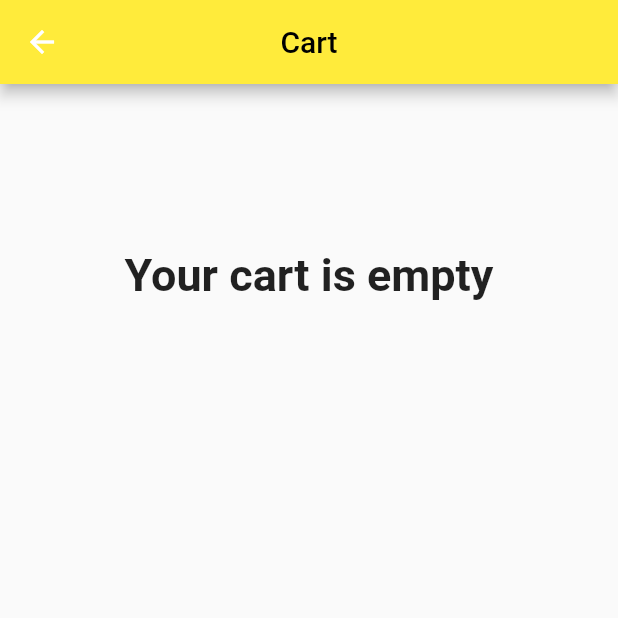
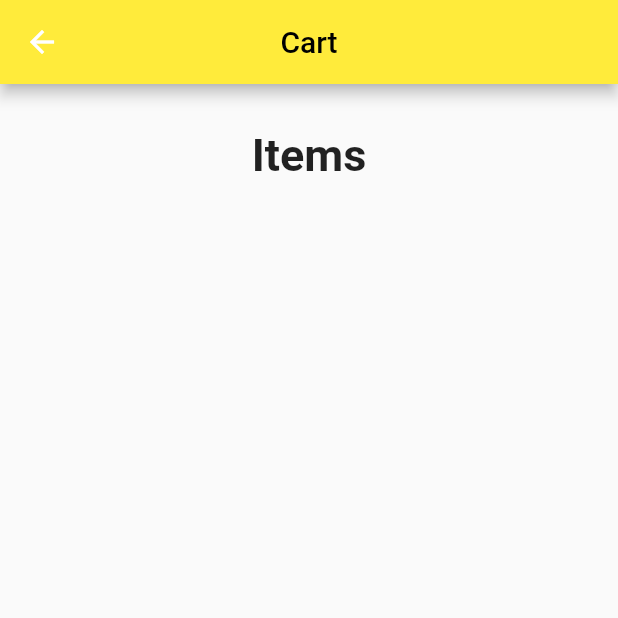
Before and after one commit to mrbasel/ecommerce-mobile-app-, a Flutter app: the CartScreen screen opened by its route, on a phone screen of 412 x 824 dp, the top half of it. Run offline on Flutter 3.47's test engine with Material 2 defaults, Android fonts, the phone set to English and light mode, and no system bars; our stand-ins replace carousel_slider, cloud_firestore, firebase_auth; accounts and stored records are empty; network calls fail.

Commit message:
Firestore ready

```diff
--- a/lib/screens/cart_screen.dart
+++ b/lib/screens/cart_screen.dart
@@ -1,33 +1,25 @@
 import 'package:flutter/material.dart';
+import 'package:cloud_firestore/cloud_firestore.dart';
 
 import 'package:ecom_app/widgets/item_card.dart';
-import 'package:ecom_app/models/data.dart';
 import 'package:ecom_app/models/item.dart';
 
-import 'dart:math';
 
 class CartScreen extends StatelessWidget {
-  final List<Item> items;
-
-  CartScreen({this.items});
-
   @override
   Widget build(BuildContext context) {
+    print(Firestore.instance.collection('items'));
     return Scaffold(
       appBar: AppBar(
         title: Text('Cart', style: TextStyle(color: Colors.black)),
         centerTitle: true,
         backgroundColor: Colors.yellow,
       ),
-      body: Container(
-        child: items == null
-            ? Align(
-                alignment: Alignment(0, -0.7),
-                child: Text(
-                  'Your cart is empty',
-                  style: TextStyle(fontSize: 30, fontWeight: FontWeight.bold),
-                ))
-            : ListView(
+      body: StreamBuilder(
+        stream: Firestore.instance.collection('items').snapshots(),
+        builder: (BuildContext context, AsyncSnapshot<QuerySnapshot> snapshot) {
+          if (!snapshot.hasData) return Center(child: CircularProgressIndicator());
+          return ListView(
                 children: <Widget>[
                   Container(
                     child: Text(
@@ -41,14 +33,50 @@ class CartScreen extends StatelessWidget {
                   ListView.builder(
                       shrinkWrap: true,
                       physics: const ClampingScrollPhysics(),
-                      itemCount: items.length,
+                      itemCount: snapshot.data.documents.length,
                       itemBuilder: (context, int index) {
-                        return ItemCard(item: items[index]);
+                        var documents = snapshot.data.documents;
+
+                        Item item = Item(
+                          name: documents[index].data['name'].toString(),
+                          price: documents[index].data['price'].toString(),
+                          imgUrl: documents[index].data['imgUrl'].toString()
+                        );
+                        return ItemCard(item: item);
                       }),
                 ],
-              ),
+              );
+        }
+        ),
+      // body: Container(
+      //   child: items == null
+      //       ? Align(
+      //           alignment: Alignment(0, -0.7),
+      //           child: Text(
+      //             'Your cart is empty',
+      //             style: TextStyle(fontSize: 30, fontWeight: FontWeight.bold),
+      //           ))
+      //       : ListView(
+      //           children: <Widget>[
+      //             Container(
+      //               child: Text(
+      //                 'Items',
+      //                 textAlign: TextAlign.center,
+      //                 style:
+      //                     TextStyle(fontSize: 30, fontWeight: FontWeight.bold),
+      //               ),
+      //               margin: EdgeInsets.all(30),
+      //             ),
+      //             ListView.builder(
+      //                 shrinkWrap: true,
+      //                 physics: const ClampingScrollPhysics(),
+      //                 itemCount: items.length,
+      //                 itemBuilder: (context, int index) {
+      //                   return ItemCard(item: items[index]);
+      //                 }),
+      //           ],
+      //         ),
         // margin: EdgeInsets.all(40),
-      ),
-    );
+      );
   }
 }
```
